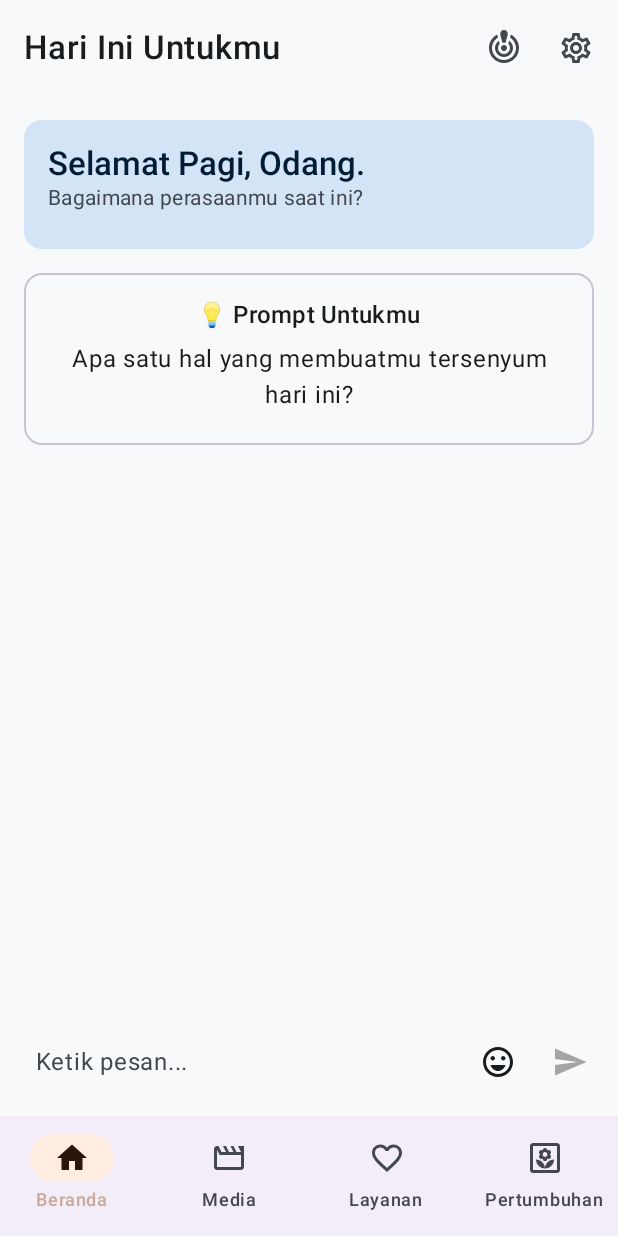
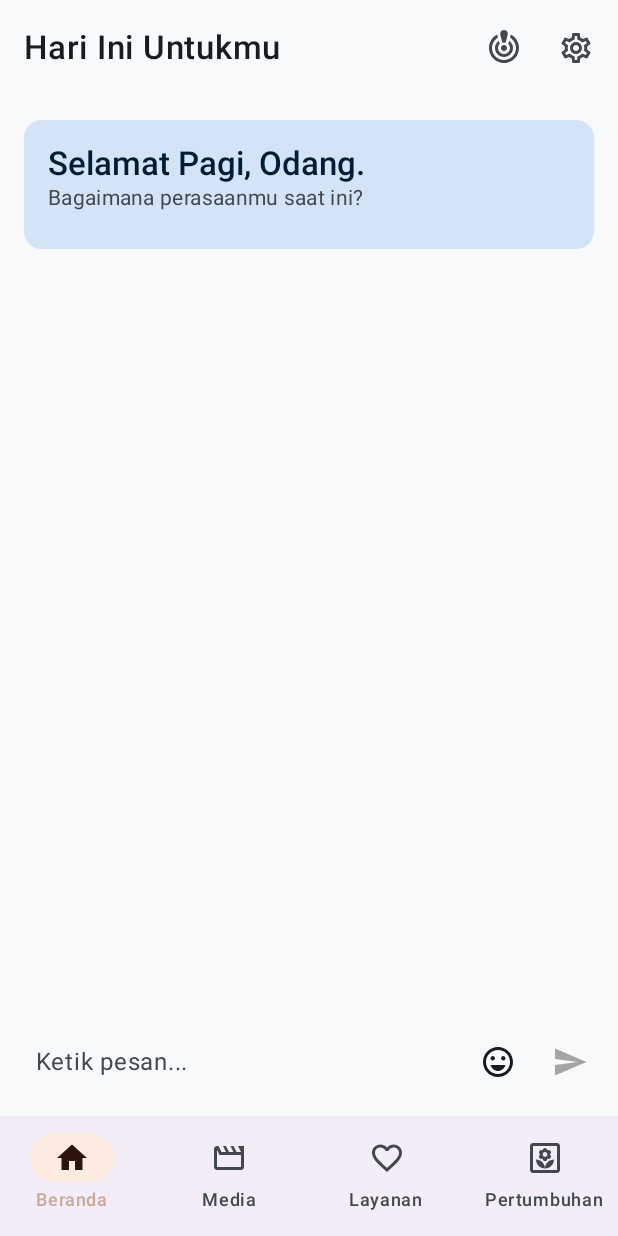
Before and after one commit to tanerizawa/diary, an Android app built with Jetpack Compose: the MainScreen screen opened through its navigation route, on a phone screen of 412 x 824 dp. Run offline under Robolectric (Android 15) with nearby library versions, the phone set to English and light mode, and no system bars; our stand-ins replace Dagger/Hilt's generated code, Room's generated code.

Commit message:
Fix duplicate AI replies and adjust home UI

```diff
--- a/app/src/main/java/com/psy/deardiary/data/repository/ChatRepository.kt
+++ b/app/src/main/java/com/psy/deardiary/data/repository/ChatRepository.kt
@@ -64,12 +64,6 @@ class ChatRepository @Inject constructor(
                 val response = chatApiService.sendMessage(ChatRequest(text))
                 if (response.isSuccessful && response.body() != null) {
                     val reply = response.body()!!.reply
-                    val message = ChatMessage(
-                        text = reply,
-                        isUser = false,
-                        isSynced = true
-                    )
-                    chatMessageDao.insertMessage(message)
                     Result.Success(reply)
                 } else {
                     Result.Error("${'$'}{response.message()}")
--- a/app/src/main/java/com/psy/deardiary/features/home/FeedItem.kt
+++ b/app/src/main/java/com/psy/deardiary/features/home/FeedItem.kt
@@ -4,8 +4,6 @@ import com.psy.deardiary.data.model.JournalEntry
 import com.psy.deardiary.features.media.Article
 
 sealed interface FeedItem {
-    data class WelcomeItem(val timeOfDay: String, val userName: String) : FeedItem
-    data class PromptItem(val promptText: String) : FeedItem
     data class JournalItem(val journalEntry: JournalEntry) : FeedItem
     data class ArticleSuggestionItem(val article: Article) : FeedItem
 }
--- a/app/src/main/java/com/psy/deardiary/features/home/HomeScreen.kt
+++ b/app/src/main/java/com/psy/deardiary/features/home/HomeScreen.kt
@@ -71,18 +71,19 @@ fun HomeScreen(
                     CircularProgressIndicator()
                 }
             } else {
+                Column(modifier = Modifier.fillMaxSize()) {
+                    WelcomeCard(
+                        timeOfDay = uiState.timeOfDay,
+                        userName = uiState.userName,
+                        modifier = Modifier.padding(horizontal = 16.dp, vertical = 8.dp)
+                    )
                     LazyColumn(
-                    modifier = Modifier.fillMaxSize(),
+                        modifier = Modifier.weight(1f),
                         contentPadding = PaddingValues(horizontal = 16.dp, vertical = 8.dp),
                         state = listState,
                     ) {
                         items(uiState.feedItems, key = { it.hashCode() }) { item ->
                             when (item) {
-                            is FeedItem.WelcomeItem -> WelcomeCard(
-                                timeOfDay = item.timeOfDay,
-                                userName = item.userName,
-                            )
-                            is FeedItem.PromptItem -> PromptCard(prompt = item.promptText)
                                 is FeedItem.JournalItem -> JournalItemCard(item.journalEntry)
                                 is FeedItem.ArticleSuggestionItem -> ArticleSuggestionCard(item.article)
                             }
@@ -97,6 +98,7 @@ fun HomeScreen(
                                     message = msg,
                                     modifier = Modifier.animateItemPlacement() // PENGGUNAAN animateItemPlacement
                                 )
+                            }
                         }
                     }
                 }
--- a/app/src/main/java/com/psy/deardiary/features/home/HomeViewModel.kt
+++ b/app/src/main/java/com/psy/deardiary/features/home/HomeViewModel.kt
@@ -16,7 +16,9 @@ import javax.inject.Inject
 
 data class HomeUiState(
     val isLoading: Boolean = true,
-    val feedItems: List<FeedItem> = emptyList()
+    val feedItems: List<FeedItem> = emptyList(),
+    val timeOfDay: String = "",
+    val userName: String = ""
 )
 
 @HiltViewModel
@@ -37,8 +39,6 @@ class HomeViewModel @Inject constructor(
 
             journalRepository.journals.onEach { entries ->
                 val feed = mutableListOf<FeedItem>()
-                feed.add(FeedItem.WelcomeItem(getTimeOfDay(), "Odang"))
-                feed.add(FeedItem.PromptItem("Apa satu hal yang membuatmu tersenyum hari ini?"))
 
                 entries.forEach { entry ->
                     feed.add(FeedItem.JournalItem(entry))
@@ -48,7 +48,14 @@ class HomeViewModel @Inject constructor(
                     feed.add(FeedItem.ArticleSuggestionItem(Article("Memahami Overthinking", "Psikologi+", "https://placehold.co/600x400/D3E4F7/001D35?text=Artikel")))
                 }
 
-                _uiState.update { it.copy(isLoading = false, feedItems = feed) }
+                _uiState.update {
+                    it.copy(
+                        isLoading = false,
+                        feedItems = feed,
+                        timeOfDay = getTimeOfDay(),
+                        userName = "Odang"
+                    )
+                }
             }.launchIn(viewModelScope)
         }
     }
--- a/app/src/main/java/com/psy/deardiary/features/home/components/FeedCards.kt
+++ b/app/src/main/java/com/psy/deardiary/features/home/components/FeedCards.kt
@@ -50,32 +50,6 @@ fun WelcomeCard(
     }
 }
 
-@Composable
-fun PromptCard(prompt: String, modifier: Modifier = Modifier) {
-    AnimatedVisibility(
-        visible = true,
-        enter = fadeIn() + scaleIn(),
-        exit = fadeOut()
-    ) {
-        OutlinedCard(
-            modifier = modifier
-                .fillMaxWidth()
-                .padding(vertical = 8.dp)
-        ) {
-            Column(
-                modifier = Modifier
-                    .fillMaxWidth()
-                    .padding(16.dp),
-                horizontalAlignment = Alignment.CenterHorizontally
-            ) {
-                Text("💡 Prompt Untukmu", style = MaterialTheme.typography.titleMedium)
-                Spacer(modifier = Modifier.height(8.dp))
-                Text(prompt, style = MaterialTheme.typography.bodyLarge, textAlign = TextAlign.Center)
-                Spacer(modifier = Modifier.height(8.dp))
-            }
-        }
-    }
-}
 
 @Composable
 fun JournalItemCard(entry: JournalEntry, modifier: Modifier = Modifier) {
```
Lines whose indentation alone changed are shown as unchanged.
